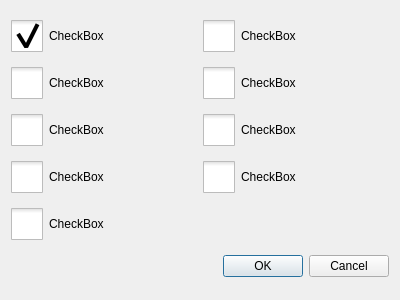
Above: icprogrampage/icpointtype.ui from GaussCheng/2-5AxisPunch before the change. Below: the same form after it.
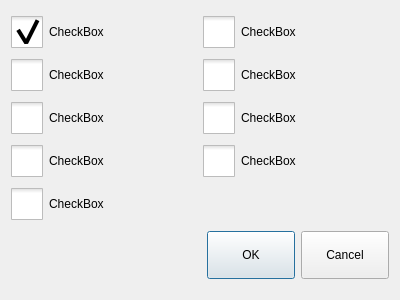
That is the form after the change. Icons and pictures are not drawn.

Patch:
```diff
--- a/icprogrampage/icpointtype.ui
+++ b/icprogrampage/icpointtype.ui
@@ -134,6 +134,10 @@
    </item>
    <item row="5" column="0" colspan="2">
     <widget class="QDialogButtonBox" name="buttonBox">
+     <property name="styleSheet">
+      <string notr="true">width:80px;
+height:40px ;</string>
+     </property>
      <property name="orientation">
       <enum>Qt::Horizontal</enum>
      </property>
```
